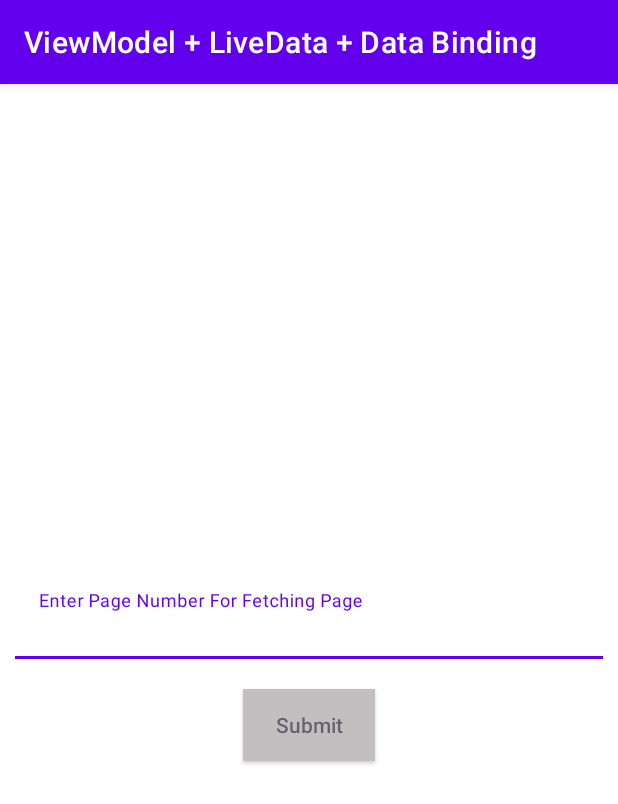
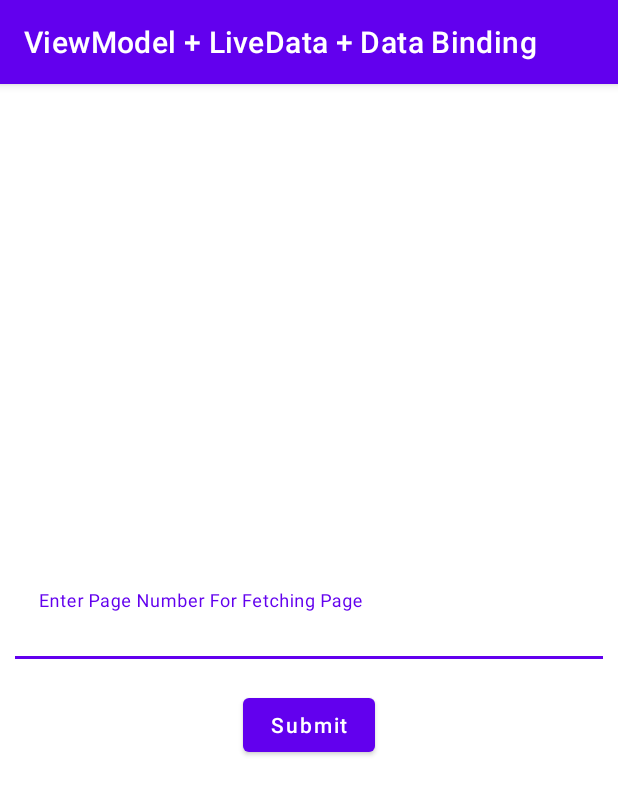
Before and after one commit to vraj7420/Jetpackarchitectureassignemt, an Android app: the PageNumberTackFragment screen opened directly, with no data from a screen before it, on a phone screen of 412 x 824 dp. Shown: the top 804 px of the screen. Run offline under Robolectric (Android 15) with nearby library versions, the phone set to English and light mode, and no system bars; our stand-ins replace data binding; 2 statements that could not run were skipped.

Commit message:
View Model+DataBinding+LiveData  Changes are done

```diff
--- a/app/src/main/java/com/example/jetpackarchitectureassignemt/Util.kt
+++ b/app/src/main/java/com/example/jetpackarchitectureassignemt/Util.kt
@@ -4,6 +4,12 @@ import android.content.Context
 import android.net.ConnectivityManager
 import android.net.NetworkCapabilities
 import android.os.Build
+import androidx.fragment.app.Fragment
+import androidx.fragment.app.FragmentActivity
+import com.example.jetpackarchitectureassignemt.view.activity.ViewModelLiveDataDataBindingActivity
+
+
+
 
 class Util {
    companion object{
@@ -12,6 +18,7 @@ class Util {
        const val apiQueryTagArg="tags"
        const val apiQueryPageArg="page"
        const val dataFormat="MMM d,yyyy"
+       const val dateOldFormat="yyyy-MM-dd'T'hh:mm:ss"
    }
      fun checkForInternet(context: Context): Boolean {
         val connectivityManager = context.getSystemService(Context.CONNECTIVITY_SERVICE) as ConnectivityManager
@@ -30,6 +37,11 @@ class Util {
             return networkInfo.isConnected
         }
     }
-
-
+    fun setFragment(ctx:Context,fragment:Fragment) {
+        val setFragmentManager = (ctx as FragmentActivity).supportFragmentManager
+        val fragmentTransaction = setFragmentManager.beginTransaction()
+        fragmentTransaction.replace(ViewModelLiveDataDataBindingActivity.bindingActivity.fragmentContainerView.id, fragment)
+        fragmentTransaction.addToBackStack(null)
+        fragmentTransaction.commit()
+    }
 }
--- a/app/src/main/java/com/example/jetpackarchitectureassignemt/adapter/PageInfoAdapter.kt
+++ b/app/src/main/java/com/example/jetpackarchitectureassignemt/adapter/PageInfoAdapter.kt
@@ -1,6 +1,7 @@
 package com.example.jetpackarchitectureassignemt.adapter
 
 import android.annotation.SuppressLint
+import android.app.Activity
 import android.content.Context
 import android.view.LayoutInflater
 import android.view.ViewGroup
@@ -10,6 +11,7 @@ import com.example.jetpackarchitectureassignemt.R
 import com.example.jetpackarchitectureassignemt.Util
 import com.example.jetpackarchitectureassignemt.databinding.ItemPageBinding
 import com.example.jetpackarchitectureassignemt.model.PageModel
+import com.google.android.material.snackbar.Snackbar
 import java.text.DateFormat
 import java.text.SimpleDateFormat
 import java.util.*
@@ -38,7 +40,7 @@ class PageInfoAdapter(private var pageDataList: ArrayList<PageModel>?) :
         val pageData = pageDataList?.get(position)
         holder.bind(pageData)
         holder.itemView.setOnClickListener{
-          //  Snackbar.make(rootPageDataShow,position.toString()+ (pageData?.title ?: ""), Snackbar.LENGTH_LONG).show()
+            Snackbar.make((ctx as Activity).findViewById(android.R.id.content), position.toString()+","+pageData?.title.toString(), Snackbar.LENGTH_SHORT).show()
         }
     }
 
@@ -49,7 +51,7 @@ class PageInfoAdapter(private var pageDataList: ArrayList<PageModel>?) :
         private val itemBinding=itemDataBinding
         @SuppressLint("SimpleDateFormat", "SetTextI18n")
         fun bind(pageData: PageModel?){
-            val originalFormat: DateFormat = SimpleDateFormat("yyyy-MM-dd'T'hh:mm:ss", Locale.ENGLISH)
+            val originalFormat: DateFormat = SimpleDateFormat(Util.dateOldFormat, Locale.ENGLISH)
             val targetFormat: DateFormat = SimpleDateFormat(Util.dataFormat)
             val origFormatDate=originalFormat.parse(pageData?.created_at ?:" ")
             val date=targetFormat.format(origFormatDate?: "")
--- a/app/src/main/java/com/example/jetpackarchitectureassignemt/view/activity/ViewModelLiveDataDataBindingActivity.kt
+++ b/app/src/main/java/com/example/jetpackarchitectureassignemt/view/activity/ViewModelLiveDataDataBindingActivity.kt
@@ -1,14 +1,12 @@
 package com.example.jetpackarchitectureassignemt.view.activity
 
-import android.content.Context
 import android.os.Bundle
-import android.util.AttributeSet
-import android.view.View
 import androidx.appcompat.app.AppCompatActivity
 import androidx.databinding.DataBindingUtil
+import com.example.jetpackarchitectureassignemt.R
+import com.example.jetpackarchitectureassignemt.Util
+import com.example.jetpackarchitectureassignemt.databinding.ActivityViewModelLiveDataDataBindingBinding
 import com.example.jetpackarchitectureassignemt.view.fragment.PageNumberTackFragment
-import com.example.jetpackarchitectureassignemt.R
-import com.example.jetpackarchitectureassignemt.databinding.ActivityViewModelLiveDataDataBindingBinding
 
 class ViewModelLiveDataDataBindingActivity : AppCompatActivity() {
     companion object {
@@ -19,18 +17,11 @@ class ViewModelLiveDataDataBindingActivity : AppCompatActivity() {
         super.onCreate(savedInstanceState)
         bindingActivity = DataBindingUtil.setContentView(this, R.layout.activity_view_model_live_data_data_binding)
         init()
-        setFragment()
-
+        Util().setFragment(this,PageNumberTackFragment())
     }
 
      private fun init(){
          val actionBar=supportActionBar
          actionBar?.title =getString(R.string.view_model_livedata_data_binding)
      }
-    private fun setFragment() {
-        val setFragmentManager = supportFragmentManager
-        val fragmentTransaction = setFragmentManager.beginTransaction()
-        fragmentTransaction.replace(bindingActivity.fragmentContainerView.id, PageNumberTackFragment())
-        fragmentTransaction.commit()
-    }
 }
--- a/app/src/main/java/com/example/jetpackarchitectureassignemt/view/fragment/PageNumberTackFragment.kt
+++ b/app/src/main/java/com/example/jetpackarchitectureassignemt/view/fragment/PageNumberTackFragment.kt
@@ -8,8 +8,8 @@ import androidx.databinding.DataBindingUtil
 import androidx.fragment.app.Fragment
 import androidx.lifecycle.ViewModelProvider
 import com.example.jetpackarchitectureassignemt.R
+import com.example.jetpackarchitectureassignemt.Util
 import com.example.jetpackarchitectureassignemt.databinding.FragmentPageNumberTackBinding
-import com.example.jetpackarchitectureassignemt.view.activity.ViewModelLiveDataDataBindingActivity
 import com.example.jetpackarchitectureassignemt.viewmodel.ViewModelLiveDataBindingViewModel
 import kotlinx.android.synthetic.main.fragment_page_number_tack.*
 
@@ -33,20 +33,12 @@ class PageNumberTackFragment : Fragment() {
         pageNumberViewModel = ViewModelProvider(requireActivity()).get(ViewModelLiveDataBindingViewModel::class.java)
         bindingPageNumberTackFragment.pageNumberTackViewModel = pageNumberViewModel
         bindingPageNumberTackFragment.lifecycleOwner = activity
-        pageNumberViewModel.pageNumber.value=null
         pageNumberViewModel.bindingPageNumberTack=bindingPageNumberTackFragment
-        pageNumberViewModel.pageNumber.observe(viewLifecycleOwner, {
-        pageNumberViewModel.setBackGroundBtn()
-
-        })
     }
 
     private fun setListener() {
          btnSubmit.setOnClickListener {
-            val setFragmentManager = requireActivity().supportFragmentManager
-            val fragmentTransaction = setFragmentManager.beginTransaction()
-            fragmentTransaction.replace(ViewModelLiveDataDataBindingActivity.bindingActivity.fragmentContainerView.id, PageDataShowFragment())
-             fragmentTransaction.commit()
-        }
+             Util().setFragment(requireContext(),PageDataShowFragment())
+         }
     }
 }
--- a/app/src/main/java/com/example/jetpackarchitectureassignemt/viewmodel/ViewModelLiveDataBindingViewModel.kt
+++ b/app/src/main/java/com/example/jetpackarchitectureassignemt/viewmodel/ViewModelLiveDataBindingViewModel.kt
@@ -1,11 +1,8 @@
 package com.example.jetpackarchitectureassignemt.viewmodel
 
-import android.annotation.SuppressLint
+import android.content.Context
 import android.view.View
-import androidx.lifecycle.Lifecycle
-import androidx.lifecycle.LifecycleOwner
-import androidx.lifecycle.MutableLiveData
-import androidx.lifecycle.ViewModel
+import androidx.lifecycle.*
 import com.example.jetpackarchitectureassignemt.R
 import com.example.jetpackarchitectureassignemt.Util
 import com.example.jetpackarchitectureassignemt.adapter.PageInfoAdapter
@@ -19,14 +16,20 @@ import retrofit2.Callback
 import retrofit2.Response
 
 class ViewModelLiveDataBindingViewModel : ViewModel(), LifecycleOwner {
-    val pageNumber = MutableLiveData<String>()
+    val pageNumber = MutableLiveData<String>(null)
     var apiFailure = MutableLiveData<String>()
     private lateinit var pageInfoAdapter: PageInfoAdapter
     var bindingPageNumberTack: FragmentPageNumberTackBinding? = null
     var bindingPageDataShow: FragmentPageDataShowBinding? = null
     var pageDataList = MutableLiveData<ArrayList<PageModel>>()
+    val pageNumberLiveData: LiveData<String>
+        get() = pageNumber
 
-    fun getPageData() {
+    fun getPageData(ctx:Context) {
+        if(!Util().checkForInternet(ctx)){
+            apiFailure.value=ctx.getString(R.string.no_Internet)
+            return
+        }
         bindingPageDataShow?.pbWaiting?.visibility=View.VISIBLE
         BaseService().getBaseApi().getData(Util.tagApi, pageNumber.value.toString())
             .enqueue(object : Callback<PageList?> {
@@ -34,6 +37,7 @@ class ViewModelLiveDataBindingViewModel : ViewModel(), LifecycleOwner {
                     val pageBody = response.body()
                     if (pageBody?.pageList?.isEmpty() == true) {
                         pageDataList.value = pageBody.pageList
+                        apiFailure.value=ctx.getString(R.string.no_data)
                     } else {
                         pageDataList.value = pageBody?.pageList
                         setAdapter()
@@ -41,24 +45,11 @@ class ViewModelLiveDataBindingViewModel : ViewModel(), LifecycleOwner {
                 }
                 override fun onFailure(call: Call<PageList?>, t: Throwable) {
                     apiFailure.value = t.message
-                    bindingPageDataShow?.rvPageData?.visibility=View.GONE
-                    bindingPageDataShow?.pbWaiting?.visibility=View.GONE
-                    bindingPageDataShow?.tvError?.visibility=View.VISIBLE
                 }
             })
-    }
-
-    @SuppressLint("ResourceAsColor")
-    fun setBackGroundBtn() {
-        if (pageNumber.value?.isNotEmpty() == true) {
-            bindingPageNumberTack?.btnSubmit?.setBackgroundResource(R.color.purple_500)
-            bindingPageNumberTack?.btnSubmit?.isClickable = true
-            bindingPageNumberTack?.btnSubmit?.setTextColor(R.color.white)
-        } else {
-            bindingPageNumberTack?.btnSubmit?.setBackgroundResource(R.color.gray_C1BFBF)
-            bindingPageNumberTack?.btnSubmit?.isClickable = false
-            bindingPageNumberTack?.btnSubmit?.setTextColor(R.color.black)
-        }
+    }private fun setAdapter() {
+        pageInfoAdapter = PageInfoAdapter(pageDataList.value)
+        bindingPageDataShow?.rvPageData?.adapter = pageInfoAdapter
     }
 
     /**
@@ -69,9 +60,4 @@ class ViewModelLiveDataBindingViewModel : ViewModel(), LifecycleOwner {
     override fun getLifecycle(): Lifecycle {
         TODO("Not yet implemented")
     }
-    private fun setAdapter() {
-        pageInfoAdapter = PageInfoAdapter(pageDataList.value)
-        bindingPageDataShow?.rvPageData?.adapter = pageInfoAdapter
-        bindingPageDataShow?.pbWaiting?.visibility =View.GONE
-    }
 }
--- a/app/src/main/res/layout/fragment_page_number_tack.xml
+++ b/app/src/main/res/layout/fragment_page_number_tack.xml
@@ -37,7 +37,7 @@
                 android:hint="@string/enter_page_number_for_fetching_page" />
         </com.google.android.material.textfield.TextInputLayout>
 
-        <androidx.appcompat.widget.AppCompatButton
+        <Button
             android:id="@+id/btnSubmit"
             android:layout_width="wrap_content"
             android:layout_height="wrap_content"
@@ -45,8 +45,9 @@
             android:gravity="center"
             android:text="@string/submit"
             android:textAllCaps="false"
-            android:clickable="false"
-            android:background="@color/gray_C1BFBF"
+            android:textColor="@{String.valueOf(pageNumberTackViewModel.pageNumberLiveData).empty?R.color.black:R.color.white}"
+            android:clickable="@{String.valueOf(pageNumberTackViewModel.pageNumberLiveData).empty?false:true}"
+            android:background="@{String.valueOf(pageNumberTackViewModel.pageNumberLiveData).empty?R.color.gray_C1BFBF:R.color.purple_700}"
             app:layout_constraintBottom_toBottomOf="parent"
             app:layout_constraintEnd_toEndOf="parent"
             app:layout_constraintStart_toStartOf="parent"
--- a/app/src/main/res/values/strings.xml
+++ b/app/src/main/res/values/strings.xml
@@ -12,4 +12,5 @@
     <string name="title">Title:</string>
     <string name="error">error</string>
     <string name="no_Internet">Intenet is off,Please turn on inteternet</string>
+    <string name="no_data">No Data Avilable</string>
 </resources>
```
Also changed, not shown: app/src/main/java/com/example/jetpackarchitectureassignemt/view/fragment/PageDataShowFragment.kt (+1 -17 lines).
